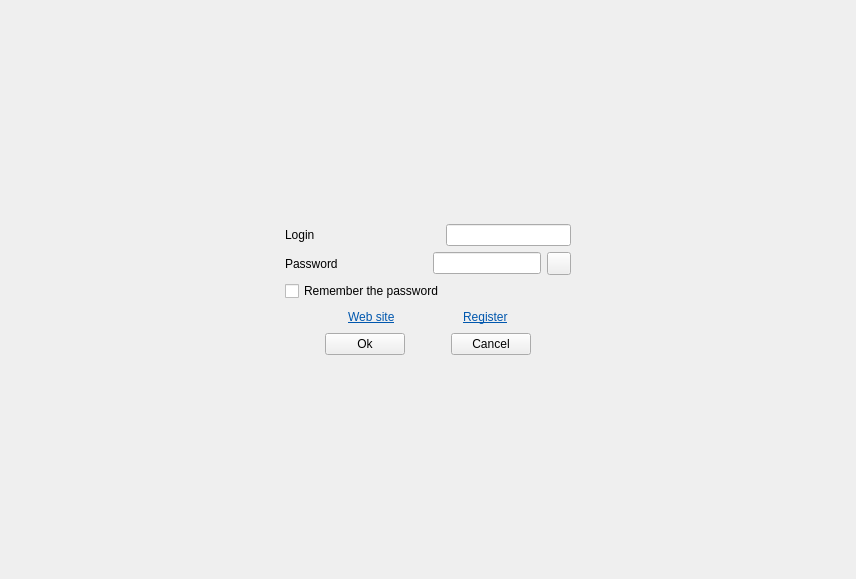
The window that client/qt/Login.ui (alphaonex86/CatchChallenger) describes before a commit, drawn with Qt 5.
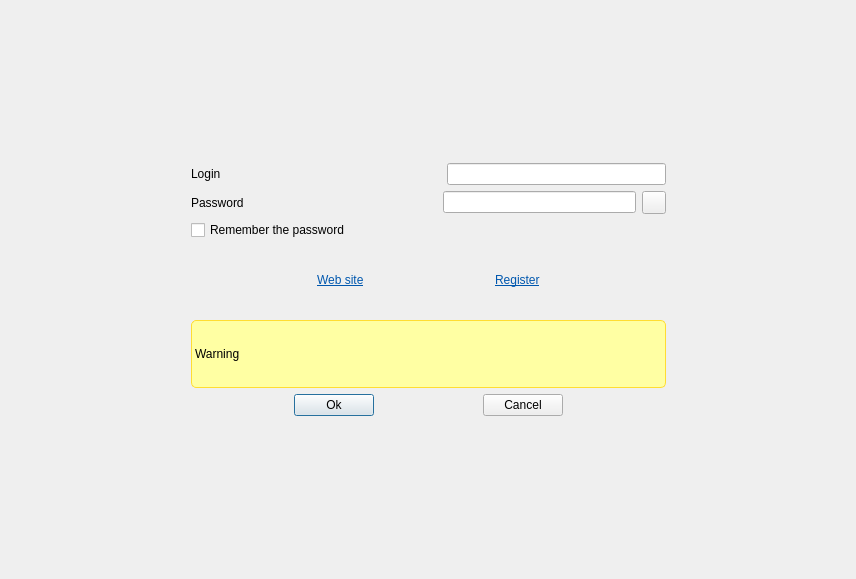
The same window after the commit. Icons and pictures are not drawn.

Diff of the .ui file:
```diff
--- a/client/qt/Login.ui
+++ b/client/qt/Login.ui
@@ -1,7 +1,7 @@
 <?xml version="1.0" encoding="UTF-8"?>
 <ui version="4.0">
  <class>Login</class>
- <widget class="QWidget" name="Login">
+ <widget class="QDialog" name="Login">
   <property name="geometry">
    <rect>
     <x>0</x>
@@ -44,6 +44,21 @@
      </item>
      <item>
       <widget class="QWidget" name="widget" native="true">
+       <property name="minimumSize">
+        <size>
+         <width>493</width>
+         <height>271</height>
+        </size>
+       </property>
+       <property name="maximumSize">
+        <size>
+         <width>493</width>
+         <height>271</height>
+        </size>
+       </property>
+       <property name="styleSheet">
+        <string notr="true">#widget{background-image: url(:/CC/images/interface/message.png) 0 0 0 0 stretch stretch;}</string>
+       </property>
        <layout class="QVBoxLayout" name="verticalLayout">
         <item>
          <layout class="QHBoxLayout" name="horizontalLayout_3">
@@ -95,7 +110,11 @@
            </spacer>
           </item>
           <item>
-           <widget class="QLineEdit" name="lineEditPass"/>
+           <widget class="QLineEdit" name="lineEditPass">
+            <property name="echoMode">
+             <enum>QLineEdit::Password</enum>
+            </property>
+           </widget>
           </item>
           <item>
            <widget class="QToolButton" name="toolButton">
@@ -174,6 +193,19 @@
           </item>
          </layout>
         </item>
+        <item>
+         <widget class="QLabel" name="warning">
+          <property name="styleSheet">
+           <string notr="true">background-color: rgb(255, 255, 163);
+border: 1px solid rgb(255, 221, 50);
+border-radius:5px;
+color: rgb(0, 0, 0);</string>
+          </property>
+          <property name="text">
+           <string notr="true">Warning</string>
+          </property>
+         </widget>
+        </item>
         <item>
          <layout class="QHBoxLayout" name="horizontalLayout">
           <item>
```
Left out of the diff: 2 changed lines with no effect on the pictures.
